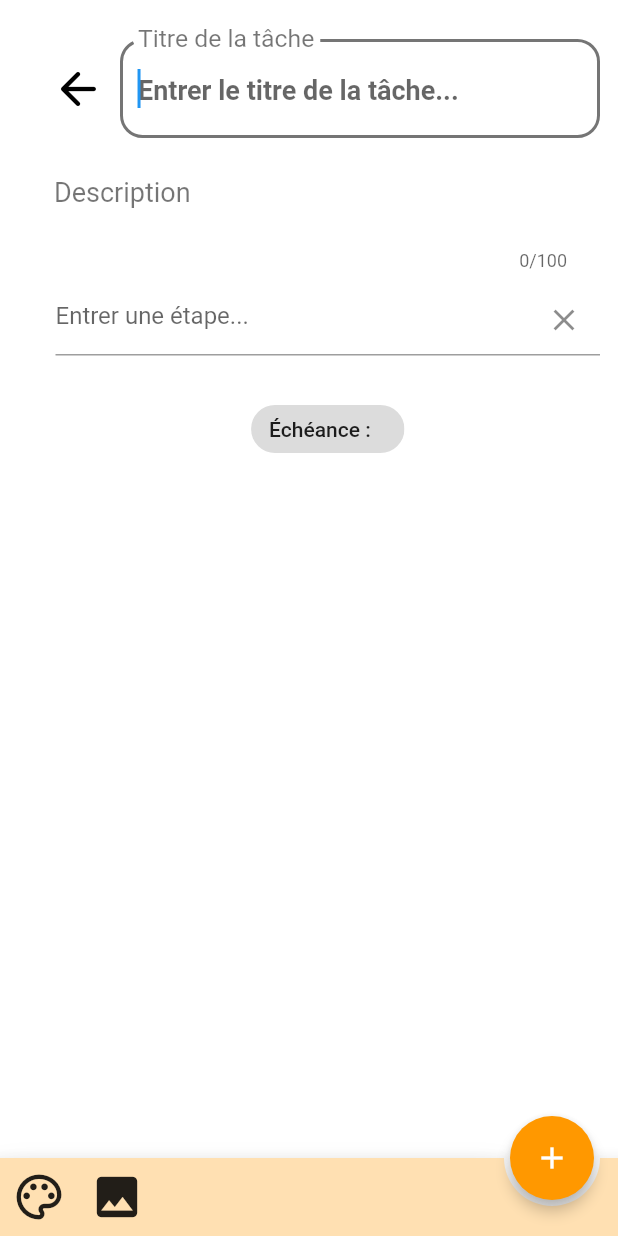
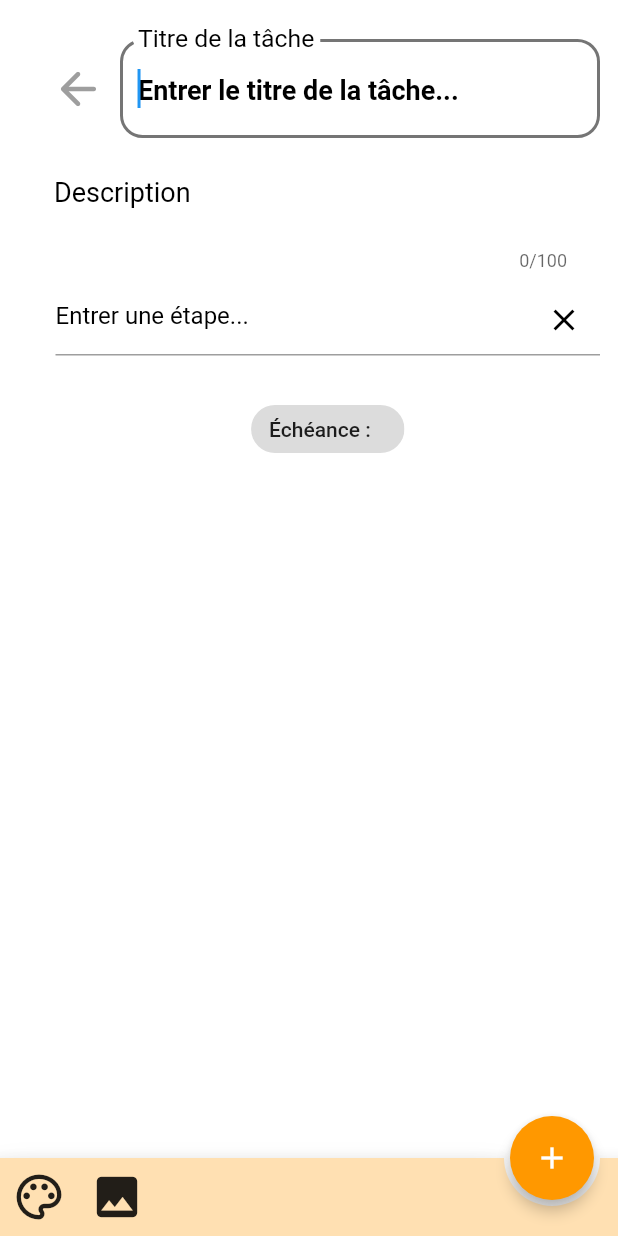
Before and after one commit to arturribeiro10/projetflutter_nam, a Flutter app: the screen it shows after launch, after a tap on the "add" icon, on a phone screen of 412 x 824 dp. Run offline on Flutter 3.47's test engine with Material 2 defaults, Android fonts, the phone set to English and light mode, and no system bars; our stand-ins replace awesome_notifications, cloud_firestore, firebase_core, flutter_colorpicker, image_picker; accounts and stored records are empty.

Commit message:
Notifications done, date ne s'affiche plus si vide (TODO delete on firebase), homepage -> échéance s'affiche dans les cards + message si date vide. Dialog si notifications non autorisées

```diff
--- a/lib/main.dart
+++ b/lib/main.dart
@@ -2,9 +2,44 @@ import 'package:flutter/material.dart';
 import 'package:flutter_localizations/flutter_localizations.dart';
 import 'package:projetflutter_nam/screens/homepage.dart';
 import 'package:firebase_core/firebase_core.dart';
+import 'package:awesome_notifications/awesome_notifications.dart';
 
 Future main() async {
   WidgetsFlutterBinding.ensureInitialized();
+  //notifs
+  AwesomeNotifications().initialize(
+      null,
+      [
+        NotificationChannel(
+            channelKey: 'key2',
+            channelName: 'Notifications échéances',
+            channelDescription: "Recevez une notification quand votre todolist arrive à échéance",
+          defaultColor: Color(0XFF9050DD),
+          ledColor: Colors.white,
+          playSound: true,
+          enableLights: true,
+          enableVibration: true,
+          importance: NotificationImportance.High,
+          channelShowBadge: true,
+        ),
+        NotificationChannel(
+          channelKey: 'key3',
+          channelName: 'Testing',
+          channelDescription: "Testing",
+          defaultColor: Color(0XFF9050DD),
+          locked: true,
+          ledColor: Colors.white,
+          playSound: true,
+          enableLights: true,
+          enableVibration: true,
+          importance: NotificationImportance.High,
+          channelShowBadge: true,
+        )
+      ]
+  );
+  AwesomeNotifications().actionStream.listen((event) { });
+  ;
+  //firebase
   await Firebase.initializeApp(
     options: const FirebaseOptions(
         apiKey: "AIzaSyCpy--HOlNdwSwhcXDphTZFtXCSmw4k48Y", //OK
@@ -34,22 +69,3 @@ class MyApp extends StatelessWidget {
     );
   }
 }
-
-/*
-class MyApp extends StatelessWidget {
-  @override
-  Widget build(BuildContext context) {
-    return MaterialApp(
-      debugShowCheckedModeBanner: false,
-      theme: ThemeData(
-        textTheme: GoogleFonts.nunitoSansTextTheme(
-          Theme.of(context).textTheme,
-        ),
-      ),
-      home: Homepage(),
-    );
-  }
-}
-*/
-
-//>>>>>>> a908dfc (containers de base et FAB)
--- a/lib/screens/newtaskpage.dart
+++ b/lib/screens/newtaskpage.dart
@@ -2,16 +2,19 @@ import 'dart:convert';
 
 import 'dart:typed_data';
 
+import 'package:awesome_notifications/awesome_notifications.dart';
 import 'package:cloud_firestore/cloud_firestore.dart';
 import 'package:flutter/cupertino.dart';
 import 'package:flutter/material.dart';
 import 'package:flutter/services.dart';
+import 'package:projetflutter_nam/screens/homepage.dart';
 import 'package:projetflutter_nam/widgets.dart';
 import 'package:flutter_colorpicker/flutter_colorpicker.dart';
 import 'package:image_picker/image_picker.dart';
 import 'package:projetflutter_nam/imagemanager.dart';
-import 'dart:io';
-import 'homepage.dart';
+import 'package:projetflutter_nam/notifications.dart';
+import 'package:projetflutter_nam/utilities.dart';
+
 
 class NewTaskPage extends StatefulWidget {
   NewTaskPage(
@@ -23,7 +26,8 @@ class NewTaskPage extends StatefulWidget {
       this.date,
       this.time,
       this.image,
-      this.todolist})
+      this.todolist,
+      this.tags})
       : super(key: key);
   var id;
   final title;
@@ -33,6 +37,7 @@ class NewTaskPage extends StatefulWidget {
   final time;
   final image;
   final List<dynamic>? todolist;
+  final List<dynamic>? tags;
 
   Map<String, dynamic> toJson() => {
         'id': id,
@@ -43,6 +48,7 @@ class NewTaskPage extends StatefulWidget {
         'date': date,
         'time': time,
         'todolist': todolist,
+        'tags' : tags,
       };
 
   @override
@@ -50,6 +56,7 @@ class NewTaskPage extends StatefulWidget {
 }
 
 class _NewTaskPageState extends State<NewTaskPage> {
+
   final controllerTitle = TextEditingController();
   final controllerDescription = TextEditingController();
 
@@ -72,22 +79,30 @@ class _NewTaskPageState extends State<NewTaskPage> {
   String? valueString;
 
   List<dynamic>? todolist;
+  //List<dynamic>? tags;
 
   final controllerEtape = TextEditingController();
 
   void initState() {
     print("ID de la tâche: ${widget.id}");
     print("Titre de la tâche: ${widget.title}");
-    print("Description de la tâhe: ${widget.desc}");
-    print("Couleur de la tâhe: ${widget.color}");
-    print("Date de la tâhe: ${widget.date}");
-    print("Heure de la tâhe: ${widget.time}");
+    print("Description de la tâche: ${widget.desc}");
+    print("Couleur de la tâche: ${widget.color}");
+    print("Date de la tâche: ${widget.date}");
+    print("Heure de la tâche: ${widget.time}");
 
     todolist = widget.todolist ?? [];
+    //tags = widget.tags ?? [];
 
     myColor = widget.color;
 
     super.initState();
+  }
+  @override
+  void dispose() {
+    AwesomeNotifications().actionSink.close();
+    AwesomeNotifications().createdSink.close();
+    super.dispose();
   }
 
   //Méthodes pour l'image picker
@@ -138,7 +153,7 @@ class _NewTaskPageState extends State<NewTaskPage> {
                             ),
                             child: Icon(
                               Icons.arrow_back_rounded,
-                              color: Colors.black,
+                              color: Colors.grey,
                               size: 36.0,
                             ),
                           ),
@@ -152,9 +167,15 @@ class _NewTaskPageState extends State<NewTaskPage> {
                           decoration: InputDecoration(
                               labelText: "Titre de la tâche",
                               hintText: "Entrer le titre de la tâche...",
-                              hintStyle: TextStyle(fontSize: 18.0),
+                              hintStyle: TextStyle(
+                                  fontSize: 18.0,
+                                  color: myColor.computeLuminance() > 0.5
+                                      ? Colors.black
+                                      : Colors.white),
                               labelStyle: TextStyle(
-                                  color: Colors.black54,
+                                  color: myColor.computeLuminance() > 0.5
+                                      ? Colors.black
+                                      : Colors.white,
                                   fontWeight: FontWeight.normal),
                               enabledBorder: OutlineInputBorder(
                                 borderSide: const BorderSide(
@@ -170,7 +191,9 @@ class _NewTaskPageState extends State<NewTaskPage> {
                           style: TextStyle(
                             fontSize: 22.0,
                             fontWeight: FontWeight.bold,
-                            color: Colors.black,
+                            color: myColor.computeLuminance() > 0.5
+                                ? Colors.black
+                                : Colors.white,
                           ),
                         ))
                       ],
@@ -193,8 +216,11 @@ class _NewTaskPageState extends State<NewTaskPage> {
                         decoration: InputDecoration(
                           labelText: "Description",
                           hintText: "Entrer la description de la tâche...",
-                          labelStyle:
-                              TextStyle(color: Colors.black54, fontSize: 18.0),
+                          labelStyle: TextStyle(
+                              color: myColor.computeLuminance() > 0.5
+                                  ? Colors.black
+                                  : Colors.white,
+                              fontSize: 18.0),
                           enabledBorder: OutlineInputBorder(
                             borderSide: const BorderSide(
                                 color: Colors.transparent, width: 2.0),
@@ -234,13 +260,23 @@ class _NewTaskPageState extends State<NewTaskPage> {
                           child: TextField(
                             decoration: InputDecoration(
                                 hintText: "Entrer une étape...",
+                                hintStyle: TextStyle(
+                                    color: myColor.computeLuminance() > 0.5
+                                        ? Colors.black
+                                        : Colors.white),
                                 focusedBorder: UnderlineInputBorder(
-                                  borderSide: BorderSide(color: Colors.grey),
+                                  borderSide: BorderSide(
+                                      color: myColor.computeLuminance() > 0.5
+                                          ? Colors.black
+                                          : Colors.white),
                                 ),
                                 suffixIcon: IconButton(
                                   // Icon to
                                   icon: Icon(Icons.clear), // clear text
                                   onPressed: clearText,
+                                  color: myColor.computeLuminance() > 0.5
+                                      ? Colors.black
+                                      : Colors.white,
                                 )),
                             controller: controllerEtape,
                             onSubmitted: (String text) {
@@ -348,7 +384,7 @@ class _NewTaskPageState extends State<NewTaskPage> {
 
                                               setState(() => time = newTime);
                                               _time =
-                                                  "${newTime.hour}:${newTime.minute}";
+                                                  "${newTime.hour.toString().padLeft(2,'0')}:${newTime.minute.toString().padLeft(2,'0')}";
                                             },
                                             style: ElevatedButton.styleFrom(
                                                 primary: primaryColor),
@@ -360,7 +396,14 @@ class _NewTaskPageState extends State<NewTaskPage> {
                                       );
                                     });
                               }),
-                        )
+                        ),
+                        Padding(
+                            padding: const EdgeInsets.only(
+                              left: 25,
+                              top: 25,
+                            ),
+                         //TODO add tags here
+                          )
                       ],
                     )
                   ],
@@ -384,6 +427,12 @@ class _NewTaskPageState extends State<NewTaskPage> {
                 todolist: todolist,
               );
               createTask(task);
+              if (date != null) {
+                creerNotificationFinEcheance(
+                    NotificationDateAndTime(
+                        date: date!,
+                        timeOfDay: time!));
+              }
               //revenir en arrière
               Navigator.pop(context);
             }),
--- a/lib/widgets.dart
+++ b/lib/widgets.dart
@@ -62,7 +62,7 @@ class TaskCardWidget extends StatelessWidget {
                 top: 10.0,
               ),
                 child: Chip(
-                  label: Text("Échéance : ${date}  ${time}"),
+                  label: date.isNotEmpty  ? Text("Échéance : ${date}  ${time}") : Text("Pas d'échéance"),
                 ),
               )
         ],
--- a/pubspec.yaml
+++ b/pubspec.yaml
@@ -42,6 +42,7 @@ dependencies:
 
   cloud_firestore: ^3.1.15
   no_glow_scroll: ^0.0.2
+  awesome_notifications: ^0.6.21
 
 dev_dependencies:
   flutter_test:
```
Also changed, not shown: lib/notifications.dart (added, +42 -0 lines), lib/screens/homepage.dart (+52 -3 lines), lib/screens/taskpage.dart (+29 -5 lines), lib/utilities.dart (added, +89 -0 lines), pubspec.lock, 1 other file.
